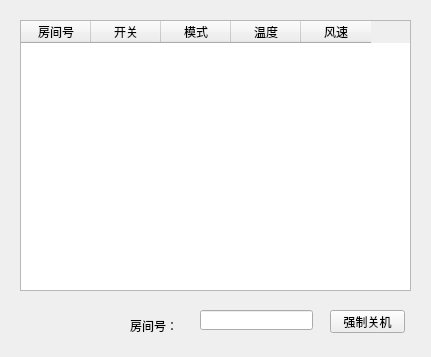
Seizzzz/AirConditionerSolution, file Client/admin.ui: the form before one commit.
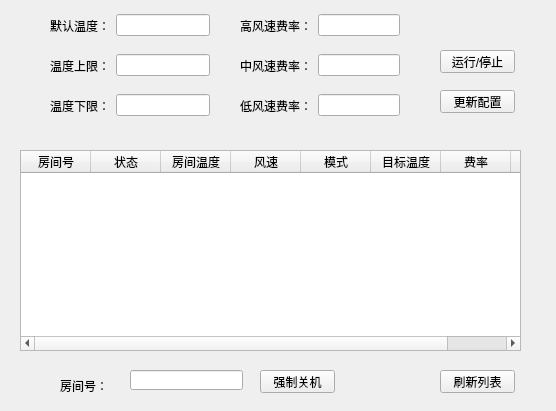
The form after the commit.

Patch:
```diff
--- a/Client/admin.ui
+++ b/Client/admin.ui
@@ -6,8 +6,8 @@
    <rect>
     <x>0</x>
     <y>0</y>
-    <width>431</width>
-    <height>357</height>
+    <width>556</width>
+    <height>411</height>
    </rect>
   </property>
   <property name="windowTitle">
@@ -17,9 +17,9 @@
    <property name="geometry">
     <rect>
      <x>20</x>
-     <y>20</y>
-     <width>391</width>
-     <height>271</height>
+     <y>150</y>
+     <width>501</width>
+     <height>201</height>
     </rect>
    </property>
    <attribute name="horizontalHeaderDefaultSectionSize">
@@ -32,17 +32,12 @@
    </column>
    <column>
     <property name="text">
-     <string>开关</string>
+     <string>状态</string>
     </property>
    </column>
    <column>
     <property name="text">
-     <string>模式</string>
-    </property>
-   </column>
-   <column>
-    <property name="text">
-     <string>温度</string>
+     <string>房间温度</string>
     </property>
    </column>
    <column>
@@ -50,12 +45,32 @@
      <string>风速</string>
     </property>
    </column>
+   <column>
+    <property name="text">
+     <string>模式</string>
+    </property>
+   </column>
+   <column>
+    <property name="text">
+     <string>目标温度</string>
+    </property>
+   </column>
+   <column>
+    <property name="text">
+     <string>费率</string>
+    </property>
+   </column>
+   <column>
+    <property name="text">
+     <string>Duration</string>
+    </property>
+   </column>
   </widget>
   <widget class="QLineEdit" name="lineEditShutRoom">
    <property name="geometry">
     <rect>
-     <x>200</x>
-     <y>310</y>
+     <x>130</x>
+     <y>370</y>
      <width>113</width>
      <height>20</height>
     </rect>
@@ -64,8 +79,8 @@
   <widget class="QPushButton" name="pushButtonShut">
    <property name="geometry">
     <rect>
-     <x>330</x>
-     <y>310</y>
+     <x>260</x>
+     <y>370</y>
      <width>75</width>
      <height>23</height>
     </rect>
@@ -77,8 +92,8 @@
   <widget class="QLabel" name="labelShut">
    <property name="geometry">
     <rect>
-     <x>130</x>
-     <y>320</y>
+     <x>60</x>
+     <y>380</y>
      <width>54</width>
      <height>12</height>
     </rect>
@@ -87,6 +102,177 @@
     <string>房间号：</string>
    </property>
   </widget>
+  <widget class="QWidget" name="horizontalLayoutWidget">
+   <property name="geometry">
+    <rect>
+     <x>50</x>
+     <y>10</y>
+     <width>160</width>
+     <height>31</height>
+    </rect>
+   </property>
+   <layout class="QHBoxLayout" name="horizontalLayout">
+    <item>
+     <widget class="QLabel" name="label">
+      <property name="text">
+       <string>默认温度：</string>
+      </property>
+     </widget>
+    </item>
+    <item>
+     <widget class="QLineEdit" name="lineEditDefTemp"/>
+    </item>
+   </layout>
+  </widget>
+  <widget class="QWidget" name="horizontalLayoutWidget_2">
+   <property name="geometry">
+    <rect>
+     <x>50</x>
+     <y>50</y>
+     <width>160</width>
+     <height>31</height>
+    </rect>
+   </property>
+   <layout class="QHBoxLayout" name="horizontalLayout_2">
+    <item>
+     <widget class="QLabel" name="label_2">
+      <property name="text">
+       <string>温度上限：</string>
+      </property>
+     </widget>
+    </item>
+    <item>
+     <widget class="QLineEdit" name="lineEditMaxTemp"/>
+    </item>
+   </layout>
+  </widget>
+  <widget class="QWidget" name="horizontalLayoutWidget_3">
+   <property name="geometry">
+    <rect>
+     <x>50</x>
+     <y>90</y>
+     <width>160</width>
+     <height>31</height>
+    </rect>
+   </property>
+   <layout class="QHBoxLayout" name="horizontalLayout_3">
+    <item>
+     <widget class="QLabel" name="label_3">
+      <property name="text">
+       <string>温度下限：</string>
+      </property>
+     </widget>
+    </item>
+    <item>
+     <widget class="QLineEdit" name="lineEditMinTemp"/>
+    </item>
+   </layout>
+  </widget>
+  <widget class="QPushButton" name="pushButtonConfig">
+   <property name="geometry">
+    <rect>
+     <x>440</x>
+     <y>90</y>
+     <width>75</width>
+     <height>23</height>
+    </rect>
+   </property>
+   <property name="text">
+    <string>更新配置</string>
+   </property>
+  </widget>
+  <widget class="QPushButton" name="pushButtonPower">
+   <property name="geometry">
+    <rect>
+     <x>440</x>
+     <y>50</y>
+     <width>75</width>
+     <height>23</height>
+    </rect>
+   </property>
+   <property name="text">
+    <string>运行/停止</string>
+   </property>
+  </widget>
+  <widget class="QWidget" name="horizontalLayoutWidget_4">
+   <property name="geometry">
+    <rect>
+     <x>240</x>
+     <y>90</y>
+     <width>160</width>
+     <height>31</height>
+    </rect>
+   </property>
+   <layout class="QHBoxLayout" name="horizontalLayout_4">
+    <item>
+     <widget class="QLabel" name="label_4">
+      <property name="text">
+       <string>低风速费率：</string>
+      </property>
+     </widget>
+    </item>
+    <item>
+     <widget class="QLineEdit" name="lineEditLowFee"/>
+    </item>
+   </layout>
+  </widget>
+  <widget class="QWidget" name="horizontalLayoutWidget_5">
+   <property name="geometry">
+    <rect>
+     <x>240</x>
+     <y>10</y>
+     <width>160</width>
+     <height>31</height>
+    </rect>
+   </property>
+   <layout class="QHBoxLayout" name="horizontalLayout_5">
+    <item>
+     <widget class="QLabel" name="label_5">
+      <property name="text">
+       <string>高风速费率：</string>
+      </property>
+     </widget>
+    </item>
+    <item>
+     <widget class="QLineEdit" name="lineEditHighFee"/>
+    </item>
+   </layout>
+  </widget>
+  <widget class="QWidget" name="horizontalLayoutWidget_6">
+   <property name="geometry">
+    <rect>
+     <x>240</x>
+     <y>50</y>
+     <width>160</width>
+     <height>31</height>
+    </rect>
+   </property>
+   <layout class="QHBoxLayout" name="horizontalLayout_6">
+    <item>
+     <widget class="QLabel" name="label_6">
+      <property name="text">
+       <string>中风速费率：</string>
+      </property>
+     </widget>
+    </item>
+    <item>
+     <widget class="QLineEdit" name="lineEditMidFee"/>
+    </item>
+   </layout>
+  </widget>
+  <widget class="QPushButton" name="pushButtonRefreshInfo">
+   <property name="geometry">
+    <rect>
+     <x>440</x>
+     <y>370</y>
+     <width>75</width>
+     <height>23</height>
+    </rect>
+   </property>
+   <property name="text">
+    <string>刷新列表</string>
+   </property>
+  </widget>
  </widget>
  <resources/>
  <connections/>
```
